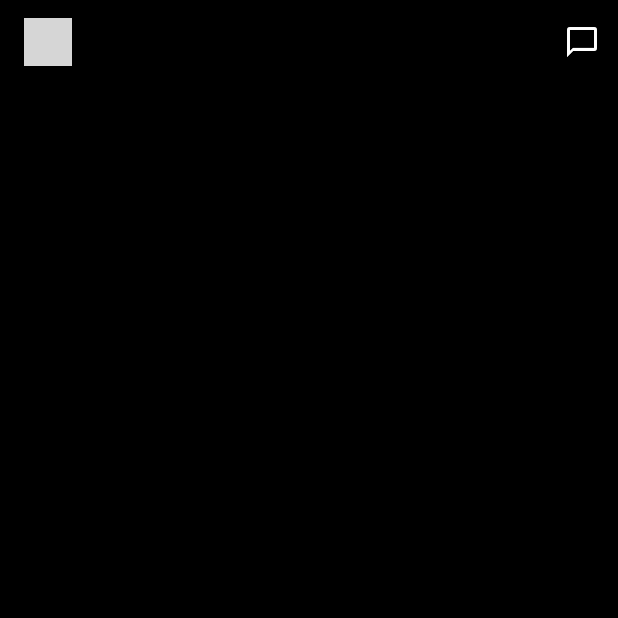
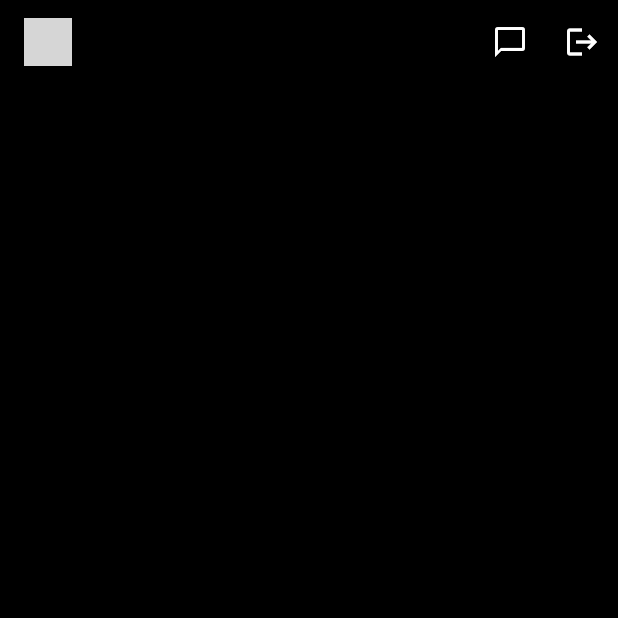
Before and after one commit to ziadzakria/ziadapp__3, a Flutter app: the screen it shows after launch, on a phone screen of 412 x 824 dp, the top half of it. Run offline on Flutter 3.47's test engine with Material 2 defaults, Android fonts, the phone set to English and light mode, and no system bars; our stand-ins replace flutter_svg; grey boxes are pictures that could not be loaded.

Commit message:
action to appbar logout

```diff
--- a/ziadapp/lib/screens/home.dart
+++ b/ziadapp/lib/screens/home.dart
@@ -23,6 +23,11 @@ class _HomeState extends State<Home> {
               icon: Icon(
                 Icons.messenger_outline,
               )),
+          IconButton(
+              onPressed: () {},
+              icon: Icon(
+                Icons.logout,
+              )),
         ],
         backgroundColor: mobileBackgroundColor,
         title: SvgPicture.asset(
```
